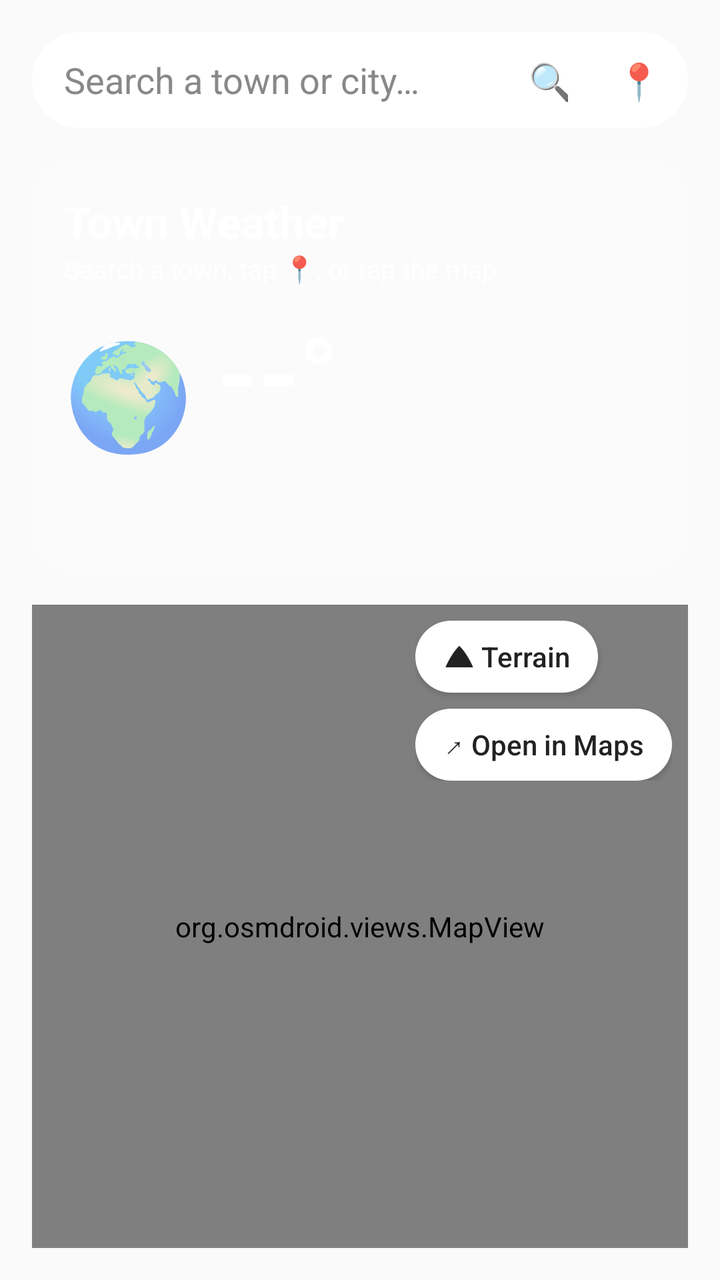
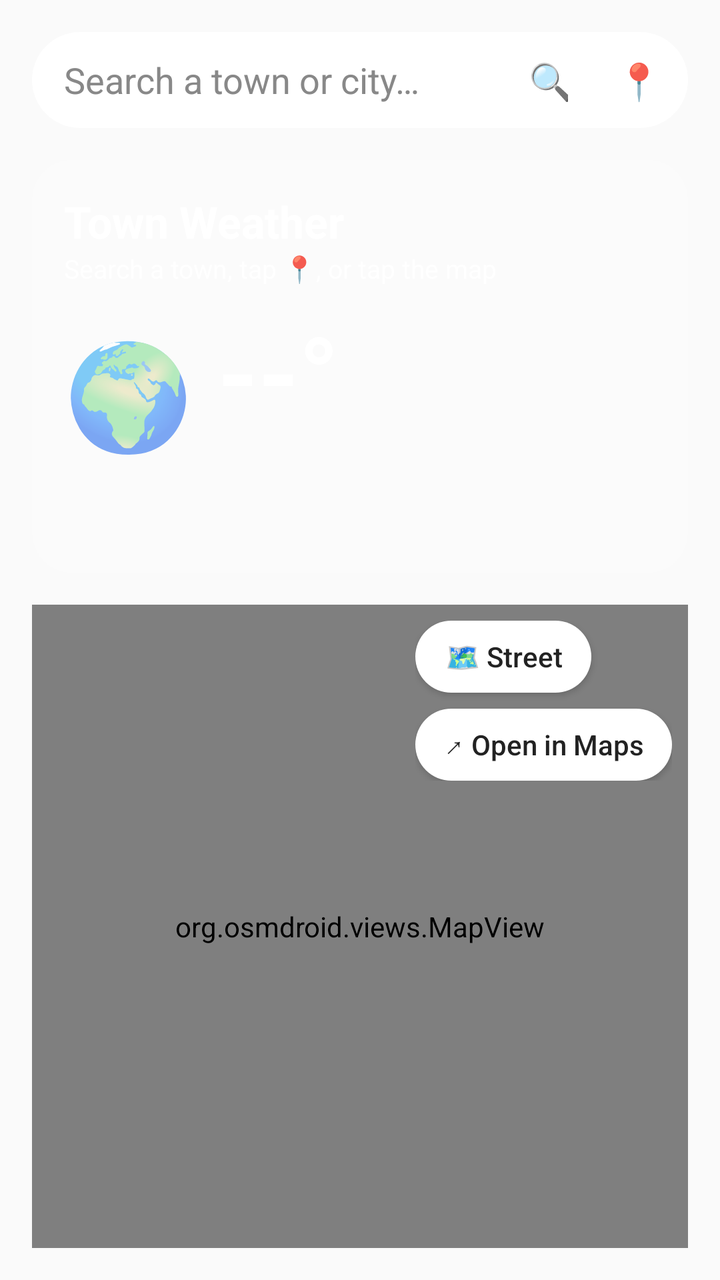

Compare the two renders of this Android layout. The source of the first and the diff that turns it into the second are given below.
<!-- AndroidManifest.xml: application theme android:Theme.Material.Light.NoActionBar -->
<!-- res/layout/activity_main.xml -->
<?xml version="1.0" encoding="utf-8"?>
<LinearLayout xmlns:android="http://schemas.android.com/apk/res/android"
    android:id="@+id/root"
    android:layout_width="match_parent"
    android:layout_height="match_parent"
    android:orientation="vertical"
    android:padding="16dp">

    
    <LinearLayout
        android:layout_width="match_parent"
        android:layout_height="48dp"
        android:background="@drawable/pill"
        android:gravity="center_vertical"
        android:orientation="horizontal"
        android:paddingStart="16dp"
        android:paddingEnd="4dp">

        <EditText
            android:id="@+id/townInput"
            android:layout_width="0dp"
            android:layout_height="match_parent"
            android:layout_weight="1"
            android:background="@null"
            android:hint="Search a town or city…"
            android:imeOptions="actionSearch"
            android:inputType="text"
            android:singleLine="true"
            android:textColor="#222222"
            android:textColorHint="#888888" />

        <Button
            android:id="@+id/searchButton"
            style="?android:attr/borderlessButtonStyle"
            android:layout_width="44dp"
            android:layout_height="44dp"
            android:minWidth="0dp"
            android:text="🔍"
            android:textSize="18sp" />

        <Button
            android:id="@+id/locationButton"
            style="?android:attr/borderlessButtonStyle"
            android:layout_width="44dp"
            android:layout_height="44dp"
            android:minWidth="0dp"
            android:text="📍"
            android:textSize="18sp" />
    </LinearLayout>

    
    <LinearLayout
        android:layout_width="match_parent"
        android:layout_height="wrap_content"
        android:layout_marginTop="16dp"
        android:background="@drawable/card"
        android:orientation="vertical"
        android:padding="16dp">

        <TextView
            android:id="@+id/place"
            android:layout_width="match_parent"
            android:layout_height="wrap_content"
            android:text="Town Weather"
            android:textColor="#FFFFFF"
            android:textSize="22sp"
            android:textStyle="bold" />

        <TextView
            android:id="@+id/coords"
            android:layout_width="match_parent"
            android:layout_height="wrap_content"
            android:text="Search a town, tap 📍, or tap the map"
            android:textColor="#DDFFFFFF"
            android:textSize="13sp" />

        <LinearLayout
            android:layout_width="match_parent"
            android:layout_height="wrap_content"
            android:layout_marginTop="8dp"
            android:gravity="center_vertical"
            android:orientation="horizontal">

            <TextView
                android:id="@+id/icon"
                android:layout_width="wrap_content"
                android:layout_height="wrap_content"
                android:text="🌍"
                android:textSize="52sp" />

            <LinearLayout
                android:layout_width="wrap_content"
                android:layout_height="wrap_content"
                android:layout_marginStart="12dp"
                android:orientation="vertical">

                <TextView
                    android:id="@+id/temp"
                    android:layout_width="wrap_content"
                    android:layout_height="wrap_content"
                    android:text="--°"
                    android:textColor="#FFFFFF"
                    android:textSize="52sp"
                    android:textStyle="bold" />

                <TextView
                    android:id="@+id/condition"
                    android:layout_width="wrap_content"
                    android:layout_height="wrap_content"
                    android:textColor="#FFFFFF"
                    android:textSize="16sp" />
            </LinearLayout>
        </LinearLayout>

        <TextView
            android:id="@+id/details"
            android:layout_width="match_parent"
            android:layout_height="wrap_content"
            android:layout_marginTop="8dp"
            android:lineSpacingExtra="4dp"
            android:textColor="#FFFFFF"
            android:textSize="15sp" />
    </LinearLayout>

    
    <FrameLayout
        android:layout_width="match_parent"
        android:layout_height="0dp"
        android:layout_marginTop="16dp"
        android:layout_weight="1">

        <org.osmdroid.views.MapView
            android:id="@+id/map"
            android:layout_width="match_parent"
            android:layout_height="match_parent" />

        <LinearLayout
            android:layout_width="wrap_content"
            android:layout_height="wrap_content"
            android:layout_gravity="top|end"
            android:layout_margin="8dp"
            android:orientation="vertical">

            <Button
                android:id="@+id/mapTypeButton"
                android:layout_width="wrap_content"
                android:layout_height="36dp"
                android:background="@drawable/pill"
                android:paddingStart="14dp"
                android:paddingEnd="14dp"
                android:text="⛰ Terrain"
                android:textAllCaps="false"
                android:textColor="#222222" />

            <Button
                android:id="@+id/openMapsButton"
                android:layout_width="wrap_content"
                android:layout_height="36dp"
                android:layout_marginTop="8dp"
                android:background="@drawable/pill"
                android:paddingStart="14dp"
                android:paddingEnd="14dp"
                android:text="↗ Open in Maps"
                android:textAllCaps="false"
                android:textColor="#222222" />
        </LinearLayout>
    </FrameLayout>
</LinearLayout>
<!-- resources referenced by this layout -->
<resources>
  <!-- drawable card (drawable) -->
  <?xml version="1.0" encoding="utf-8"?>
  <shape xmlns:android="http://schemas.android.com/apk/res/android">
      <solid android:color="#33FFFFFF" />
      <corners android:radius="20dp" />
  </shape>
  <!-- drawable pill (drawable) -->
  <?xml version="1.0" encoding="utf-8"?>
  <shape xmlns:android="http://schemas.android.com/apk/res/android">
      <solid android:color="#FFFFFFFF" />
      <corners android:radius="24dp" />
  </shape>
</resources>

<!-- the commit's change to res/layout/activity_main.xml (unified diff, before → after) -->
@@ -148,7 +148,7 @@
                 android:background="@drawable/pill"
                 android:paddingStart="14dp"
                 android:paddingEnd="14dp"
-                android:text="⛰ Terrain"
+                android:text="🗺 Street"
                 android:textAllCaps="false"
                 android:textColor="#222222" />
 
